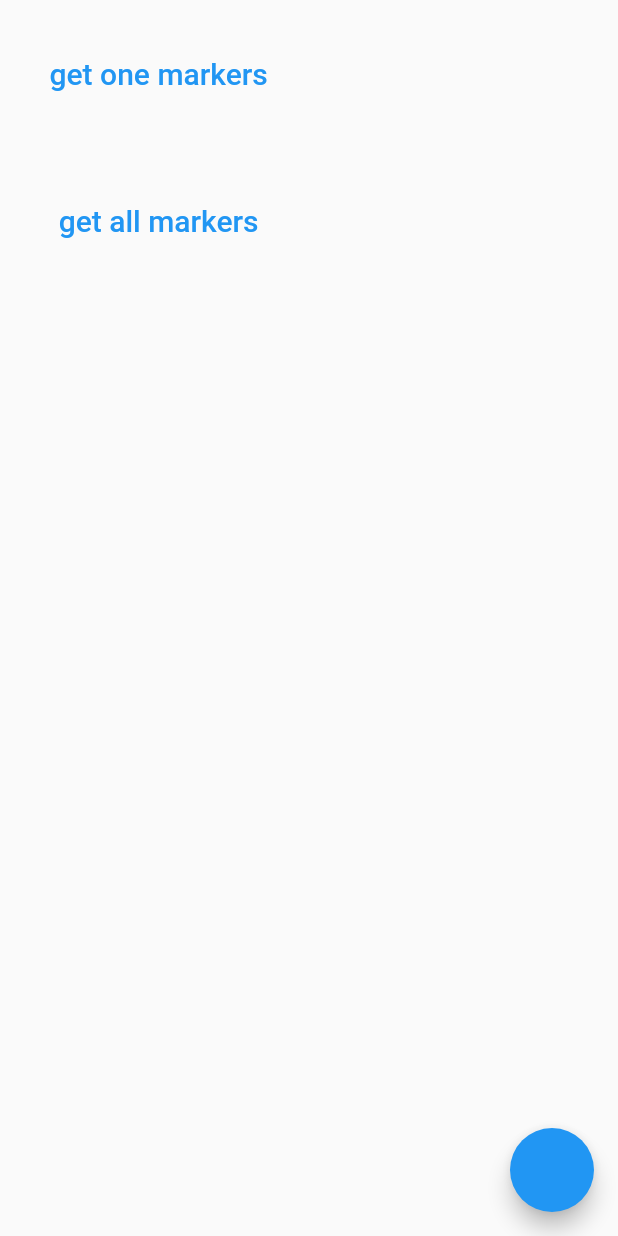
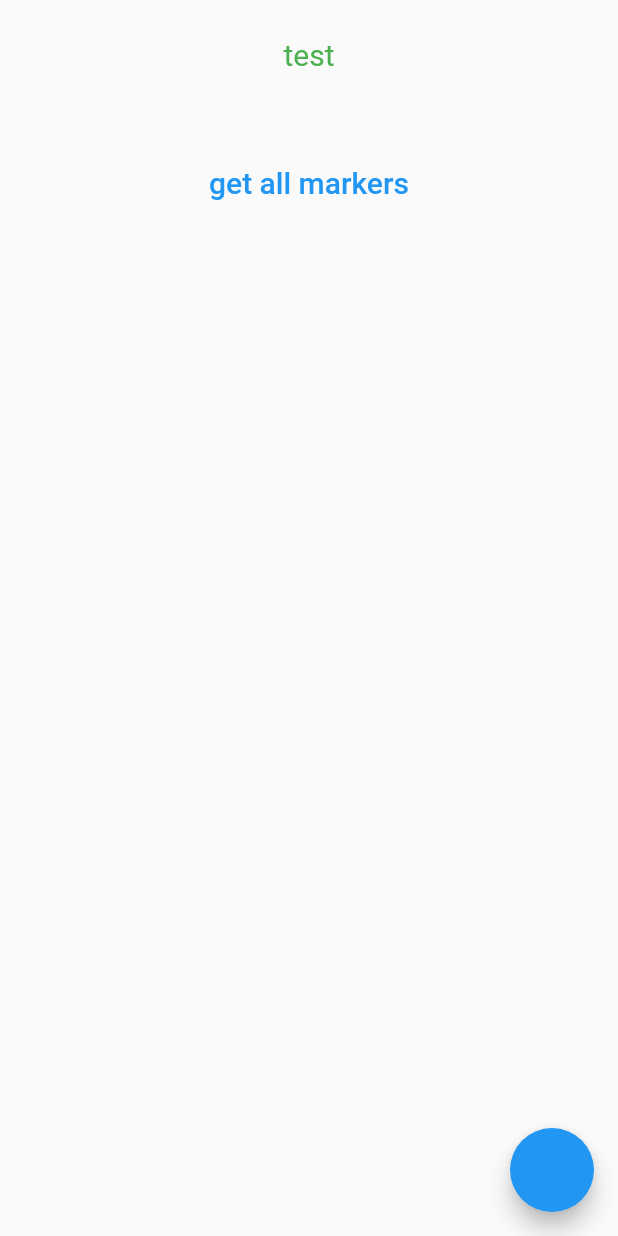
Before and after one commit to BlackBearFTW/EcoChat-Mobile, a Flutter app: the screen it shows after launch, after a tap on "get all markers", on a phone screen of 412 x 824 dp. Run offline on Flutter 3.47's test engine with Material 2 defaults, Android fonts, the phone set to English and light mode, and no system bars; missing offline and left inert: flutter_guid, signalr_client.

Commit message:
NOT woroking - added OOP, Models, Services, Classes

```diff
--- /dev/null
+++ b/lib/models/marker_model.dart
@@ -0,0 +1,9 @@
+class MarkerModel {
+  String id;
+  bool roofed;
+  double latitude;
+  double longitude;
+  int batteryLevel;
+  int availableSlots;
+  int totalSlots;
+}
--- a/lib/screens/dashboard/dashboard.dart
+++ b/lib/screens/dashboard/dashboard.dart
@@ -3,6 +3,7 @@ import 'package:flutter/material.dart';
 import 'package:signalr_client/hub_connection.dart';
 import 'package:signalr_client/hub_connection_builder.dart';
 import 'package:flutter_guid/flutter_guid.dart';
+import 'package:ecochat_app/services/signal_r.dart';
 
 // import 'package:singalr_flutter/hub_connection.dart';
 // import 'package:singalr_flutter/hub_connection_builder.dart';
@@ -15,27 +16,16 @@ class HomeView extends StatefulWidget {
 }
 
 class _HomeViewState extends State<HomeView> {
-  final serverUrl = "https://i496018core.venus.fhict.nl/ecochat";
-  HubConnection hubConnection;
-  double width = 100.0, height = 100.0;
-
-  // NewMarker
-  // final markerGuid = "813bd01a-e092-437b-bbe2-b60f980818fe"; // Guid id,
-  final markerGuid = "f67e3947-8399-47a5-be34-74b0de6e3a5e"; // Guid id,
-  // final markerGuid = Guid; // Guid id,
-  final markerBool = true; // bool roofed,
-  final markerAvailableSlots = 5; // int availableSlots,
-  final markerTotalSlots = 5; // int totalSlots,
-  final markerBattery = 100; // int Battery,
-  final markerlatitude = 50.500; // string latitude,
-  final markerlongitude = 50.000; // string longitude,
-
+  final SignalRMarkers signalRMarkers = SignalRMarkers();
 
   @override
   void initState() {
     // TODO: implement initState
     super.initState();
-    initSignalR();
+
+    // print(signalRMarkers.getStatus());
+    signalRMarkers.getAllMarkers();
+    // print(signalRMarkers.getStatus());
   }
 
   @override
@@ -44,68 +34,32 @@ class _HomeViewState extends State<HomeView> {
       body: Column(
         children: [
           Container(
+            alignment: Alignment.center,
             margin: EdgeInsets.all(25),
-            child: TextButton(
-              child: const Text(
-                'get one markers',
-                style: TextStyle(fontSize: 20.0),
-              ),
-              onPressed: () async {
-                print("werkt");
-                print(hubConnection.state);
-                if (hubConnection.state == HubConnectionState.Connected) {
-                  await hubConnection.invoke("getOneMarker", args: [markerGuid]);
-                }
-              },
+            child: Text(
+                "test",
+              style: const TextStyle(fontSize: 20, color: Colors.green,),
+                // signalRMarkers.getAllMarkers().toString(),
+              // signalRMarkers.getStatus().toString(),
+              // style: signalRMarkers.getStatus() == HubConnectionState.Disconnected
+              //         ? const TextStyle(fontSize: 20, color: Colors.red,)
+              //         : const TextStyle(fontSize: 20, color: Colors.green,),
             ),
           ),
           Container(
             margin: EdgeInsets.all(25),
             child: TextButton(
-              child: const Text(
-                'get all markers',
-                style: TextStyle(fontSize: 20.0),
-              ),
-              onPressed: () async {
-                print(hubConnection.state);
-                if (hubConnection.state == HubConnectionState.Connected) {
-                  await hubConnection.invoke("getAllMarkers");
-                }
-              },
-            ),
+                child: const Text(
+                  'get all markers',
+                  style: TextStyle(fontSize: 20.0),
+                ),
+                onPressed: () {}),
           ),
         ],
       ),
       floatingActionButton: FloatingActionButton(
-        onPressed: () async {
-          print(hubConnection.state);
-          hubConnection.state == HubConnectionState.Disconnected
-              ? await hubConnection.start()
-              : await hubConnection.stop();
-          print(hubConnection.state);
-        },
+        onPressed: () {},
       ),
     );
   }
-
-  void initSignalR() {
-    hubConnection = HubConnectionBuilder().withUrl(serverUrl).build();
-    hubConnection.onclose((error) {
-      print(error);
-    });
-
-    hubConnection.on("receiveOneMarker", _handleReceiveOneMarker);
-    hubConnection.on("receiveAllMarkers", _handleReceiveAllMarkers);
-  }
-
-
-  _handleReceiveOneMarker(List<Object> args) {
-    print("test2");
-    print(args);
-  }
-
-  _handleReceiveAllMarkers(List<Object> args) {
-    print("test3");
-    print(args);
-  }
 }
--- /dev/null
+++ b/lib/services/signal_r.dart
@@ -0,0 +1,76 @@
+import 'package:flutter/cupertino.dart';
+import 'package:signalr_client/hub_connection.dart';
+import 'package:signalr_client/hub_connection_builder.dart';
+import 'package:meta/meta.dart';
+import 'package:ecochat_app/models/marker_model.dart';
+
+abstract class SignalR {
+  String serverUrl = "https://i496018core.venus.fhict.nl/";
+
+  @protected
+  HubConnection _hubConnection;
+
+  SignalR(String hubName) {
+    _hubConnection =
+        HubConnectionBuilder().withUrl(serverUrl + hubName).build();
+    _hubConnection.onclose((error) => print(error));
+    startConnection();
+  }
+
+  startConnection() async {
+    _hubConnection.state == HubConnectionState.Disconnected
+        ? await _hubConnection.start()
+        : await _hubConnection.stop();
+    print(_hubConnection.state);
+  }
+
+  void initializeConnection() => _hubConnection.start();
+
+  void terminateConnection() => _hubConnection.stop();
+
+  HubConnection _getConnection() => _hubConnection;
+
+  HubConnectionState _getStatus() => _hubConnection.state;
+}
+
+class SignalRMarkers extends SignalR {
+  SignalRMarkers() : super("ecochat");
+
+  final markerGuid = "f67e3947-8399-47a5-be34-74b0de6e3a5e"; // TEMP Guid id,
+  Future<MarkerModel> getOneMarker(String markerGuid) async {
+    HubConnection _hubConnection = _getConnection();
+    MarkerModel marker;
+    _hubConnection.invoke("getOneMarker", args: [markerGuid]);
+    await _hubConnection.on("receiveMarker", (List<Object> args) => marker = args as MarkerModel);
+    return marker;
+  }
+
+  Future<MarkerModel> getAllMarkers() {
+    HubConnection _hubConnection = _getConnection();
+    List<MarkerModel> markers;
+    _hubConnection.invoke("getAllMarkers");
+    // _hubConnection.on("receiveAllMarkers", (List<Object> args) => print(args));
+    // return markers;
+    print("test3");
+    // getPrintReceiveAllMarkers();
+    print(getPrintReceiveAllMarkers());
+    print("test4");
+  }
+
+  // getPrintReceiveAllMarkers() => _hubConnection.on("receiveAllMarkers", (List<Object> args) => print(args));
+
+  getPrintReceiveAllMarkers() {
+    // final args = await _hubConnection.on("receiveAllMarkers", (List<Object> args));
+    _hubConnection.on("receiveAllMarkers", (List<Object> args) => print(args));
+  }
+
+// getPrintReceiveAllMarkers() async => await _hubConnection.on("receiveAllMarkers", (List<Object> args) => print("Id that was loaded: $args"));
+
+// void getAllMarkers() async {
+//   HubConnection _hubConnection = _getConnection();
+//   List<MarkerModel> markers;
+//   _hubConnection.invoke("getAllMarkers");
+//   await _hubConnection.on("receiveAllMarkers", (List<Object> args) => print(args));
+//   // return markers;
+// }
+}
--- a/pubspec.yaml
+++ b/pubspec.yaml
@@ -35,6 +35,7 @@ dependencies:
   http: "0.13.3"
   signalr_client: any
   flutter_guid: 0.2.0
+  meta: ^1.7.0
 #  singalr_flutter: ^0.1.2
 #  signalr_netcore: ^1.2.3+1
 
```
Also changed, not shown: pubspec.lock.
